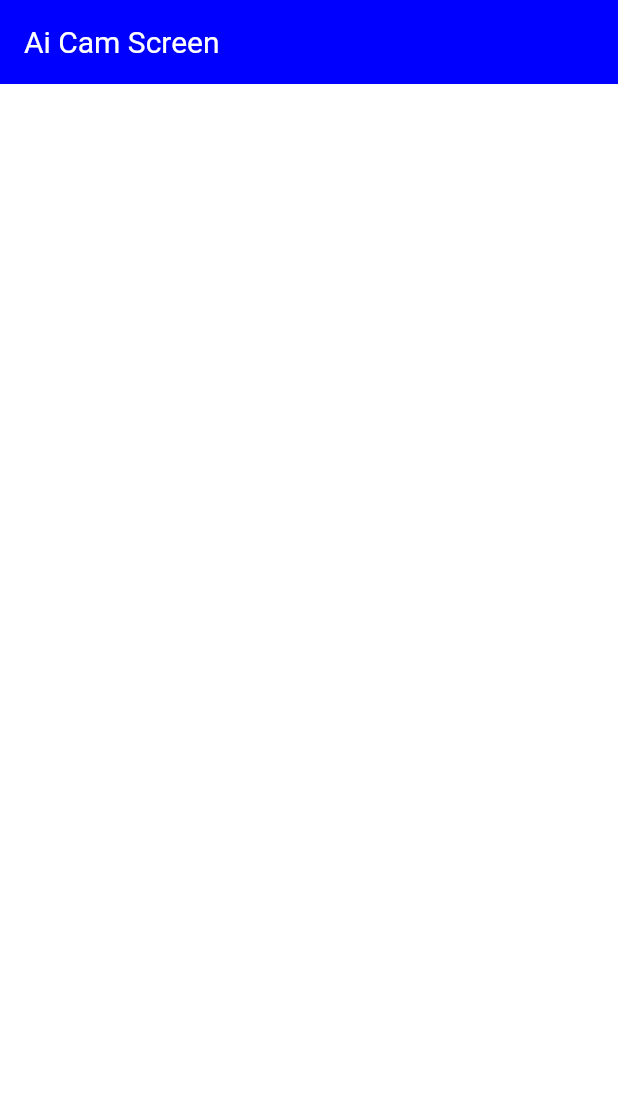
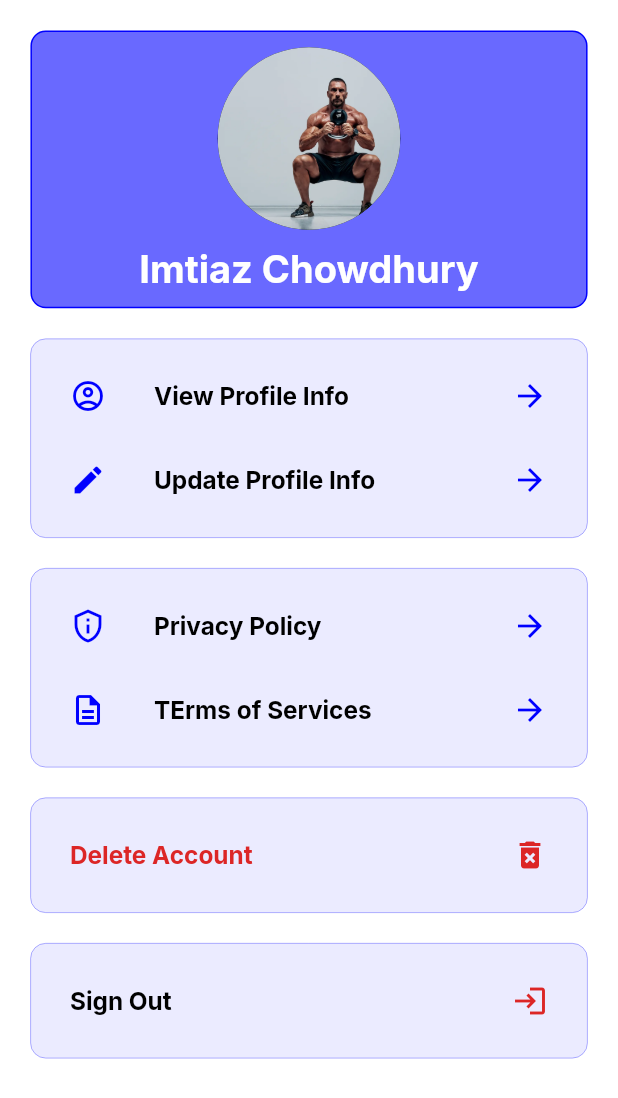
Before and after one commit to ImtiazChowdhuryWork/FitSnap_AI, a Flutter app: the ProfileScreen screen opened directly, on a phone screen of 412 x 824 dp. Shown: the top 1098 px of the screen. Run offline on Flutter 3.47's test engine with Material 3 defaults, Android fonts, the phone set to English and light mode, and no system bars; drawn by our look-alikes of auto_animated; our stand-ins replace custom_navigation_bar, dio, flutter_screenutil, flutter_svg, get, get_it and 5 more; missing offline and left inert: dotlottie_loader; accounts and stored records are empty.

Commit message:
drawer and profile screen added at my plan screen

```diff
--- /dev/null
+++ b/lib/common_widgets/custom_container.dart
@@ -0,0 +1,38 @@
+import 'package:flutter/material.dart';
+import 'package:flutter_screenutil/flutter_screenutil.dart';
+
+import '../gen/colors.gen.dart';
+
+class CustomContainer extends StatelessWidget {
+  final Widget child;
+  final EdgeInsetsGeometry? padding;
+  final Alignment? alignment;
+  final Color? borderColor;
+  final double? borderRadius;
+  const CustomContainer({
+    super.key,
+    required this.child,
+    this.padding,
+    this.alignment,
+    this.borderColor,
+    this.borderRadius,
+  });
+
+  @override
+  Widget build(BuildContext context) {
+    return Container(
+      width: 1.sw,
+      padding: padding ?? EdgeInsets.all(10.sp),
+      alignment: alignment ?? Alignment.center,
+      decoration: BoxDecoration(
+        color: AppColors.c0000ff.withAlpha(20),
+        border: Border.all(
+          width: 0.2.sp,
+          color: borderColor ?? AppColors.c0000ff,
+        ),
+        borderRadius: BorderRadius.circular(borderRadius ?? 10.r),
+      ),
+      child: child,
+    );
+  }
+}
--- /dev/null
+++ b/lib/common_widgets/custom_list_tile.dart
@@ -0,0 +1,56 @@
+import 'package:flutter/material.dart';
+import 'package:flutter_screenutil/flutter_screenutil.dart';
+
+import '../constants/text_font_style.dart';
+import '../gen/colors.gen.dart';
+
+class CustomListTile extends StatelessWidget {
+  final IconData? leadingIcon;
+  final IconData? trailingIcon;
+  final bool isLeadingUsed;
+  final String title;
+  final Color? leadingIconColor;
+  final Color? trailingIconColor;
+  final Color? titleColor;
+  final double? titleSize;
+  final void Function()? onTap;
+
+  const CustomListTile({
+    super.key,
+    this.leadingIcon,
+    this.trailingIcon,
+    required this.title,
+    this.onTap,
+    this.leadingIconColor,
+    this.trailingIconColor,
+    this.titleColor,
+    this.titleSize,
+    this.isLeadingUsed = true,
+  });
+
+  @override
+  Widget build(BuildContext context) {
+    return ListTile(
+      onTap: onTap,
+      leading: isLeadingUsed && leadingIcon != null
+          ? Icon(
+              leadingIcon,
+              color: leadingIconColor ?? AppColors.c0000ff,
+            )
+          : null,
+      trailing: trailingIcon != null
+          ? Icon(
+              trailingIcon,
+              color: trailingIconColor ?? AppColors.c0000ff,
+            )
+          : null,
+      title: Text(
+        title,
+        style: TextFontStyle.headline25BoldcFFFFFFStyleInter.copyWith(
+          color: titleColor ?? AppColors.c000000,
+          fontSize: titleSize ?? 16.sp,
+        ),
+      ),
+    );
+  }
+}
--- a/lib/customer/profile/presentation/profile_screen.dart
+++ /dev/null
@@ -1,18 +0,0 @@
-import 'package:flutter/material.dart';
-
-import '../../../gen/colors.gen.dart';
-
-class ProfileScreen extends StatelessWidget {
-  const ProfileScreen({super.key});
-
-  @override
-  Widget build(BuildContext context) {
-    return Scaffold(
-      appBar: AppBar(
-        automaticallyImplyLeading: false,
-        backgroundColor: AppColors.c0000ff,
-        title: Text("Ai Cam Screen"),
-      ),
-    );
-  }
-}
--- /dev/null
+++ b/lib/features/profile/profile_screen.dart
@@ -0,0 +1,138 @@
+import 'package:fitsnap_ai/constants/text_font_style.dart';
+import 'package:fitsnap_ai/common_widgets/custom_container.dart';
+import 'package:fitsnap_ai/common_widgets/custom_list_tile.dart';
+import 'package:fitsnap_ai/gen/assets.gen.dart';
+import 'package:fitsnap_ai/gen/colors.gen.dart';
+import 'package:fitsnap_ai/helpers/ui_helpers.dart';
+import 'package:flutter/material.dart';
+import 'package:flutter_screenutil/flutter_screenutil.dart';
+
+class ProfileScreen extends StatelessWidget {
+  const ProfileScreen({super.key});
+
+  @override
+  Widget build(BuildContext context) {
+    return Scaffold(
+      body: SafeArea(
+          child: Padding(
+        padding: EdgeInsets.all(UIHelper.kDefaulutPadding()),
+        child: SingleChildScrollView(
+          child: Column(
+            children: [
+              ///Image
+              ///User Name
+              Container(
+                width: 1.sw,
+                padding: EdgeInsets.all(10.sp),
+                alignment: Alignment.center,
+                decoration: BoxDecoration(
+                  color: AppColors.c0000ff.withAlpha(150),
+                  border: Border.all(
+                    color: AppColors.c0000ff,
+                  ),
+                  borderRadius: BorderRadius.circular(10.r),
+                ),
+                child: Column(
+                  crossAxisAlignment: CrossAxisAlignment.center,
+                  mainAxisAlignment: MainAxisAlignment.center,
+                  children: [
+                    ///Profile Image
+                    CircleAvatar(
+                      radius: 60.sp,
+                      backgroundImage: AssetImage(
+                        Assets.images.addPaymentMethodScreenImage.path,
+                      ),
+                    ),
+                    UIHelper.verticalSpace(10.h),
+
+                    ///User Name
+                    Text(
+                      "Imtiaz Chowdhury",
+                      style: TextFontStyle.headline25BoldcFFFFFFStyleInter,
+                    ),
+                  ],
+                ),
+              ),
+              UIHelper.verticalSpace(20.h),
+
+              ///Section : Profile info
+              ///Section : View & Update profile info
+              CustomContainer(
+                child: Column(
+                  children: [
+                    ///View only profile details
+                    CustomListTile(
+                      onTap: () {},
+                      title: "View Profile Info",
+                      leadingIcon: Icons.account_circle_outlined,
+                      trailingIcon: Icons.arrow_forward,
+                    ),
+
+                    ///View & Update profile details
+                    CustomListTile(
+                      onTap: () {},
+                      title: "Update Profile Info",
+                      leadingIcon: Icons.edit,
+                      trailingIcon: Icons.arrow_forward,
+                    ),
+                  ],
+                ),
+              ),
+              UIHelper.verticalSpace(20.h),
+
+              ///Section : Terms of Services
+              ///Section : Privacy Policy
+              CustomContainer(
+                child: Column(
+                  children: [
+                    ///View only profile details
+                    CustomListTile(
+                      onTap: () {},
+                      title: "Privacy Policy",
+                      leadingIcon: Icons.privacy_tip_outlined,
+                      trailingIcon: Icons.arrow_forward,
+                    ),
+
+                    ///View & Update profile details
+                    CustomListTile(
+                      onTap: () {},
+                      title: "TErms of Services",
+                      leadingIcon: Icons.description_outlined,
+                      trailingIcon: Icons.arrow_forward,
+                    ),
+                  ],
+                ),
+              ),
+              UIHelper.verticalSpace(20.h),
+
+              ///Section : Delete Account
+              CustomContainer(
+                child: CustomListTile(
+                  onTap: () {},
+                  title: "Delete Account",
+                  titleColor: AppColors.cdc2626,
+                  trailingIcon: Icons.delete_forever,
+                  trailingIconColor: AppColors.cdc2626,
+                ),
+              ),
+              UIHelper.verticalSpace(20.h),
+
+              ///Section : Delete Account
+              CustomContainer(
+                child: CustomListTile(
+                  onTap: () {},
+                  title: "Sign Out",
+                  isLeadingUsed: false,
+                  leadingIcon: Icons.login_outlined,
+                  trailingIcon: Icons.login_outlined,
+                  trailingIconColor: AppColors.cdc2626,
+                ),
+              ),
+              UIHelper.verticalSpace(20.h),
+            ],
+          ),
+        ),
+      )),
+    );
+  }
+}
--- a/lib/gen/colors.gen.dart
+++ b/lib/gen/colors.gen.dart
@@ -86,6 +86,9 @@ class AppColors {
   /// Color: #FFd9d9d9
   static const Color cd9d9d9 = Color(0xFFD9D9D9);
 
+  /// Color: #FFdc2626
+  static const Color cdc2626 = Color(0xFFDC2626);
+
   /// Color: #FFdfe0f9
   static const Color cdfe0f9 = Color(0xFFDFE0F9);
 
--- a/lib/navigation_screen.dart
+++ b/lib/navigation_screen.dart
@@ -8,8 +8,6 @@ import 'package:flutter_screenutil/flutter_screenutil.dart';
 import 'package:provider/provider.dart';
 
 import 'customer/bookings/presentation/bookings_screen.dart';
-import 'customer/job_posts/presentation/job_posts_screen.dart';
-import 'customer/profile/presentation/profile_screen.dart';
 import 'gen/assets.gen.dart';
 import 'gen/colors.gen.dart';
 import 'provider/navigation_provider.dart';
```
Also changed, not shown: lib/common_widgets/custom_drawer.dart (added, +157 -0 lines), lib/features/my_plan/my_plan_screen.dart (+18 -18 lines), lib/helpers/all_routes.dart (+13 -0 lines), 1 other file.
